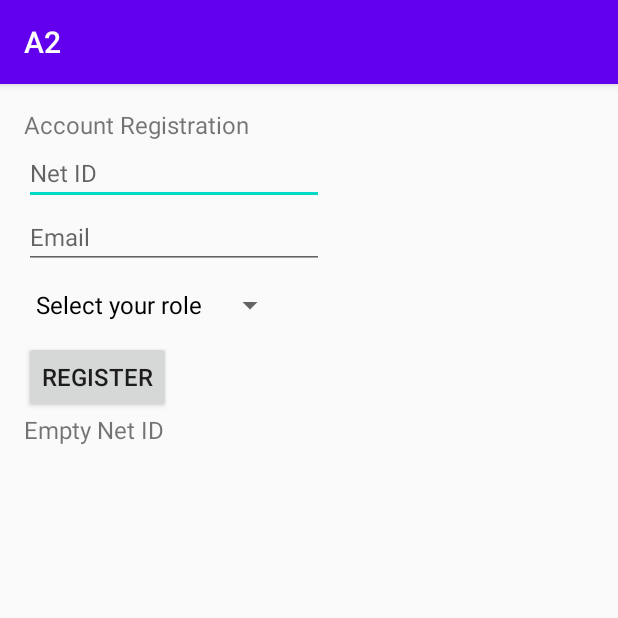
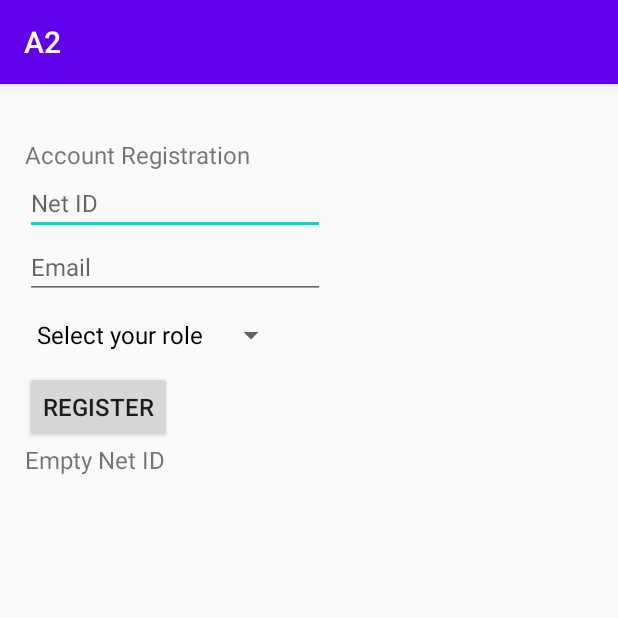
Before and after one commit to msanimfarhan/ChefAbodCuisineApp, an Android app: the screen it shows after launch (MainActivity), after a tap on "REGISTER", on a phone screen of 412 x 824 dp, the top half of it. Run offline under Robolectric (Android 15) with nearby library versions, the phone set to English and light mode, and no system bars; our stand-ins replace Firebase (no records; nobody signed in at launch, a user with empty details on screens opened directly).

```diff
--- a/app/src/main/java/ca/dal/cs/csci3130/a2/CredentialValidator.java
+++ b/app/src/main/java/ca/dal/cs/csci3130/a2/CredentialValidator.java
@@ -1,6 +1,9 @@
 package ca.dal.cs.csci3130.a2;
 
 import androidx.core.util.PatternsCompat;
+
+import java.util.regex.Matcher;
+import java.util.regex.Pattern;
 
 public class CredentialValidator {
     protected boolean isEmptyNetID(String netID) {
@@ -8,18 +11,33 @@ public class CredentialValidator {
     }
 
     protected boolean isValidNetID(String netID) {
-        //buggy method, fix it!
+        if (netID != null && netID.length() == 8) {
+            if (Character.isLetter(netID.charAt(0)) && Character.isLetter(netID.charAt(1))) {
+                for (int i = 2; i < 8; i++) {
+                    if (!Character.isDigit(netID.charAt(i))) {
+                        return false;
+                    }
+                }
+                return true;
+            }
+        }
         return false;
     }
 
     protected boolean isValidEmailAddress(String emailAddress) {
-        //buggy method, fix it!
-        return false;
+        if(emailAddress == null){
+            return false;
+        }
+
+        String regexEmail = "^[a-zA-Z0-9_+&*-]+(?:\\.[a-zA-Z0-9_+&*-]+)*@(?:[a-zA-Z0-9-]+\\.)+[a-zA-Z]{2,7}$";
+
+        Pattern pattern = Pattern.compile(regexEmail);
+        Matcher matcher = pattern.matcher(emailAddress);
+        return matcher.matches();
     }
 
     protected boolean isDALEmailAddress(String emailAddress) {
-        //buggy method, fix it!
-        return false;
+        return emailAddress.endsWith("@dal.ca");
     }
 
     protected boolean isValidRole(String role) {
--- a/app/src/main/java/ca/dal/cs/csci3130/a2/MainActivity.java
+++ b/app/src/main/java/ca/dal/cs/csci3130/a2/MainActivity.java
@@ -8,6 +8,7 @@ import android.widget.Button;
 import android.widget.EditText;
 import android.widget.Spinner;
 import android.widget.TextView;
+import android.widget.Toast;
 
 import androidx.appcompat.app.AppCompatActivity;
 
@@ -15,6 +16,8 @@ import com.google.firebase.database.FirebaseDatabase;
 
 import java.util.ArrayList;
 import java.util.List;
+import java.util.regex.Matcher;
+import java.util.regex.Pattern;
 
 public class MainActivity extends AppCompatActivity implements View.OnClickListener {
 
@@ -30,6 +33,8 @@ public class MainActivity extends AppCompatActivity implements View.OnClickListe
         this.loadRoleSpinner();
         this.setupRegistrationButton();
         this.initializeDatabaseAccess();
+
+
     }
 
     protected void loadRoleSpinner() {
@@ -84,16 +89,32 @@ public class MainActivity extends AppCompatActivity implements View.OnClickListe
         //Incomplete method, add your implementation
     }
 
+
+
+
+
     @Override
     public void onClick(View view) {
         //Incomplete, buggy method, fix it!
         String netID = getNetID();
-        String errorMessage = new String();
+        String emailAddress = getEmailAddress();
+        String errorMessage;
         CredentialValidator validator = new CredentialValidator();
         if (validator.isEmptyNetID(netID)) {
-            errorMessage = getResources().getString(R.string.EMPTY_NET_ID).trim();
+            errorMessage = getResources().getString(R.string.EMPTY_NET_ID).trim();           //getResources().getString(R.string.EMPTY_NET_ID).trim();
+        }else if (!validator.isValidNetID(netID)) {
+            errorMessage = getResources().getString(R.string.INVALID_NET_ID).trim();
+        } else if(!validator.isValidEmailAddress(emailAddress)){
+            errorMessage = getResources().getString(R.string.INVALID_EMAIL_ADDRESS).trim();
+        } else if (!validator.isDALEmailAddress(emailAddress)) {
+            errorMessage = getResources().getString(R.string.INVALID_DAL_EMAIL).trim();
+        }else{
+            errorMessage= getResources().getString(R.string.EMPTY_STRING).trim();
         }
+        setStatusMessage(errorMessage);
 
-        setStatusMessage(errorMessage);
+
+
     }
+
 }
--- a/app/src/main/res/layout/activity_main.xml
+++ b/app/src/main/res/layout/activity_main.xml
@@ -7,59 +7,69 @@
     tools:context=".MainActivity">
 
     <LinearLayout
-        android:layout_width="wrap_content"
-        android:layout_height="wrap_content"
+        android:layout_width="411dp"
+        android:layout_height="728dp"
+        android:orientation="vertical"
         android:padding="16dp"
-        android:orientation="vertical"
+        app:layout_constraintBottom_toBottomOf="parent"
+        app:layout_constraintEnd_toEndOf="parent"
+        app:layout_constraintStart_toStartOf="parent"
+        app:layout_constraintTop_toTopOf="parent"
         tools:ignore="MissingConstraints">
 
         <TextView
             android:layout_width="wrap_content"
             android:layout_height="wrap_content"
+            android:text="Account Registration"
             android:textSize="16dp"
-            android:text="Account Registration">
-        </TextView>
+            tools:layout_editor_absoluteX="114dp"
+            tools:layout_editor_absoluteY="38dp"></TextView>
 
         <EditText
+            android:id="@+id/netIDBox"
             android:layout_width="wrap_content"
             android:layout_height="wrap_content"
+            android:width="200dp"
+            android:hint="Net ID"
             android:textSize="16dp"
-            android:hint="Net ID"
-            android:width="200dp"
-            android:id="@+id/netIDBox">
-        </EditText>
+            tools:layout_editor_absoluteX="105dp"
+            tools:layout_editor_absoluteY="112dp"></EditText>
 
         <EditText
+            android:id="@+id/emailBox"
             android:layout_width="wrap_content"
             android:layout_height="wrap_content"
+            android:width="200dp"
+            android:hint="Email"
             android:textSize="16dp"
-            android:hint="Email"
-            android:width="200dp"
-            android:id="@+id/emailBox">
-        </EditText>
+            tools:layout_editor_absoluteX="105dp"
+            tools:layout_editor_absoluteY="186dp"></EditText>
 
         <Spinner
+            android:id="@+id/roleSpinner"
             android:layout_width="wrap_content"
             android:layout_height="wrap_content"
             android:dropDownWidth="200dp"
-            android:id="@+id/roleSpinner">
+            tools:layout_editor_absoluteX="19dp"
+            tools:layout_editor_absoluteY="275dp">
+
         </Spinner>
 
         <Button
+            android:id="@+id/registerButton"
             android:layout_width="wrap_content"
             android:layout_height="wrap_content"
+            android:text="Register"
             android:textSize="16dp"
-            android:id="@+id/registerButton"
-            android:text="Register">
-        </Button>
+            tools:layout_editor_absoluteX="150dp"
+            tools:layout_editor_absoluteY="467dp"></Button>
 
         <TextView
+            android:id="@+id/statusLabel"
             android:layout_width="wrap_content"
             android:layout_height="wrap_content"
-            android:textSize="16dp"
-            android:id="@+id/statusLabel"
-            android:text="">
-        </TextView>
+            android:text=""
+            android:textSize="16dp"></TextView>
 
     </LinearLayout>
 
```
